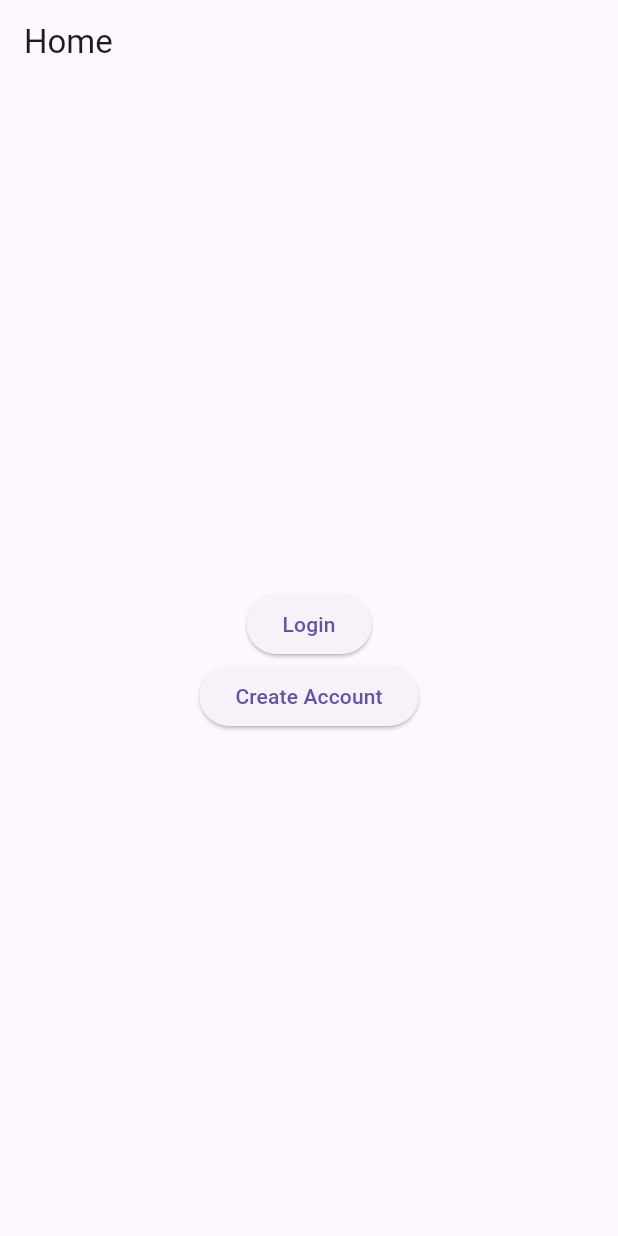
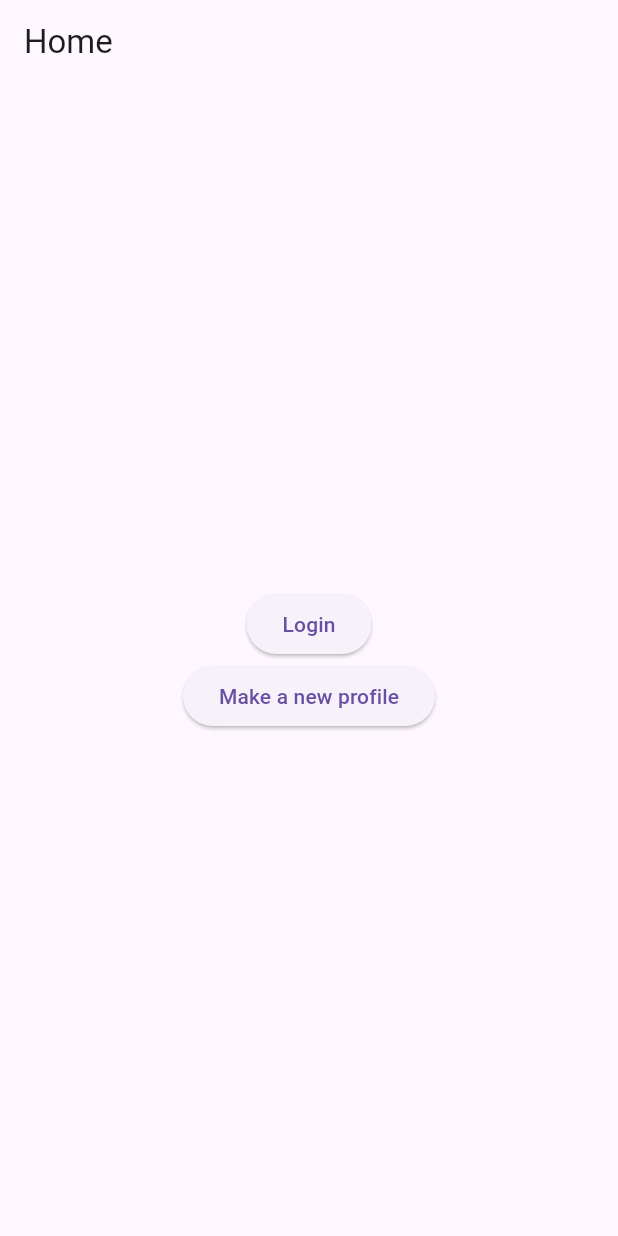
Before and after one commit to Suvderdenne/duolingo, a Flutter app: the screen it shows after launch, on a phone screen of 412 x 824 dp. Run offline on Flutter 3.47's test engine with Material 3 defaults, Android fonts, the phone set to English and light mode, and no system bars.

Commit message:
Update main.dart

```diff
--- a/monlingo/lib/main.dart
+++ b/monlingo/lib/main.dart
@@ -44,7 +44,7 @@ class HomePage extends StatelessWidget {
                   MaterialPageRoute(builder: (context) => register()),
                 );
               },
-              child: Text('Create Account'),
+              child: Text('Make a new profile'),
             ),
           ],
         ),
```
